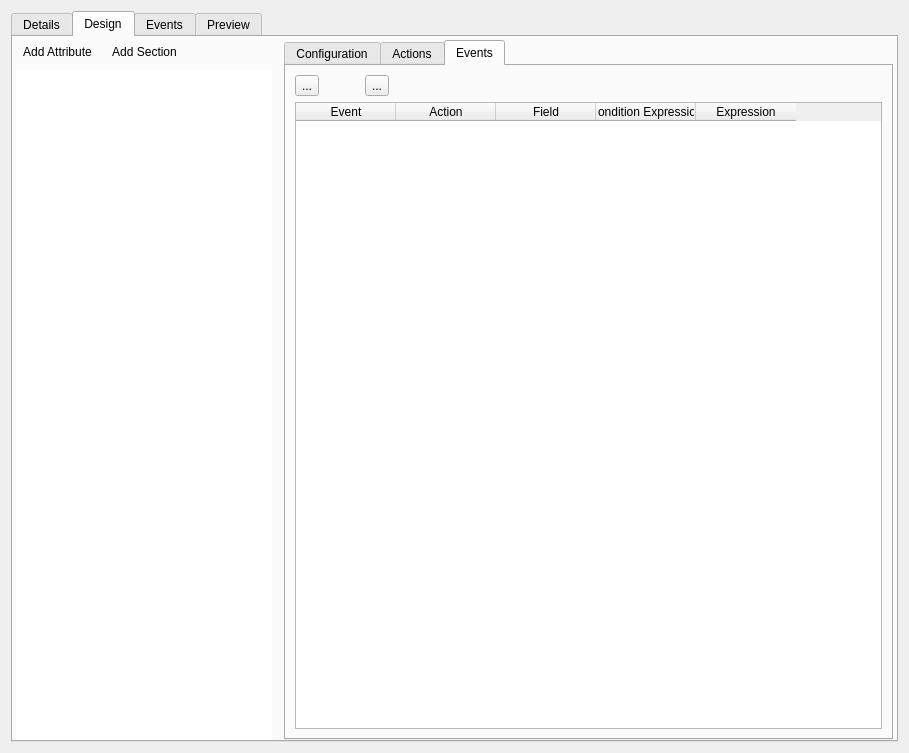
Above: src/configmanager/ui/nodewidgets/ui_formwidget.ui from roam-qgis/Roam before the change. Below: the same form after it.
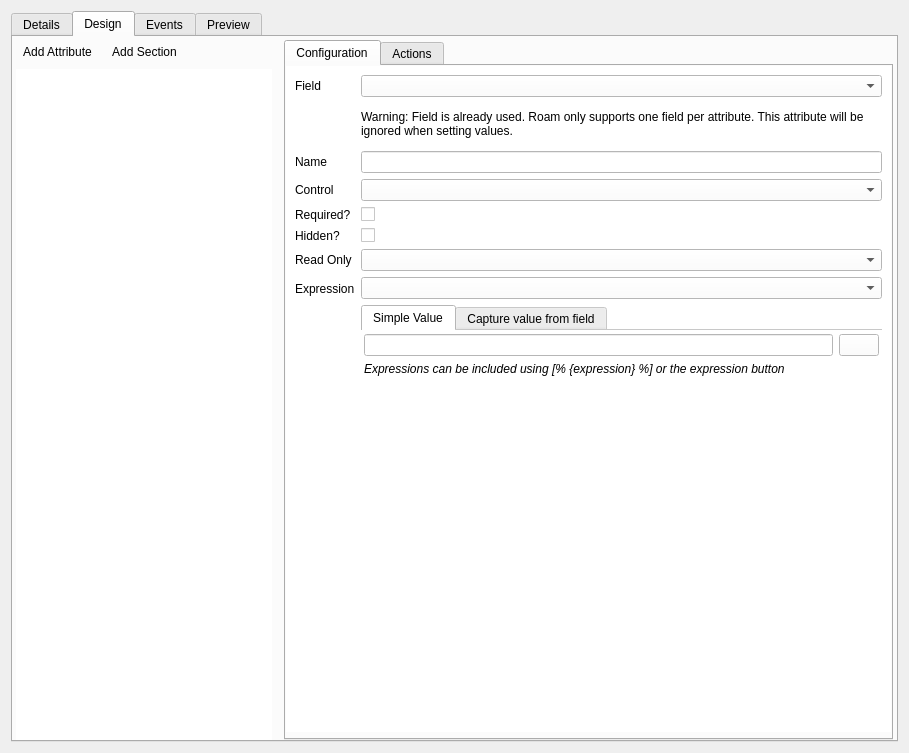
That is the form after the change. The open tabs and pages were chosen to show the change. Icons and pictures are not drawn. Custom widgets are drawn as their Qt base class.

Commit message: Add new _id for widgets. Load/Save events on form tab

The edit to the form file:
```diff
--- a/src/configmanager/ui/nodewidgets/ui_formwidget.ui
+++ b/src/configmanager/ui/nodewidgets/ui_formwidget.ui
@@ -842,41 +842,19 @@
            </item>
           </layout>
          </widget>
-         <widget class="QWidget" name="tab_8">
+        </widget>
+       </item>
+      </layout>
+     </widget>
+     <widget class="QWidget" name="tab_9">
           <attribute name="title">
            <string>Events</string>
           </attribute>
-          <layout class="QGridLayout" name="gridLayout_5">
-           <item row="2" column="0">
-            <widget class="QTableWidget" name="eventsTable">
-             <column>
-              <property name="text">
-               <string>Event</string>
-              </property>
-             </column>
-             <column>
-              <property name="text">
-               <string>Action</string>
-              </property>
-             </column>
-             <column>
-              <property name="text">
-               <string>Field</string>
-              </property>
-             </column>
-             <column>
-              <property name="text">
-               <string>Condition Expression</string>
-              </property>
-             </column>
-             <column>
-              <property name="text">
-               <string>Expression</string>
-              </property>
-             </column>
-            </widget>
-           </item>
-           <item row="0" column="0">
+      <layout class="QVBoxLayout" name="verticalLayout_4">
+       <property name="margin">
+        <number>0</number>
+       </property>
+       <item>
             <layout class="QHBoxLayout" name="horizontalLayout_3">
              <property name="topMargin">
               <number>0</number>
@@ -892,33 +870,6 @@
                </property>
               </widget>
              </item>
-             <item>
-              <spacer name="horizontalSpacer_2">
-               <property name="orientation">
-                <enum>Qt::Horizontal</enum>
-               </property>
-               <property name="sizeType">
-                <enum>QSizePolicy::Fixed</enum>
-               </property>
-               <property name="sizeHint" stdset="0">
-                <size>
-                 <width>40</width>
-                 <height>20</height>
-                </size>
-               </property>
-              </spacer>
-             </item>
-             <item>
-              <widget class="QToolButton" name="removeEvent">
-               <property name="text">
-                <string>...</string>
-               </property>
-               <property name="icon">
-                <iconset resource="../../../roam/resources.qrc">
-                 <normaloff>:/icons/remove</normaloff>:/icons/remove</iconset>
-               </property>
-              </widget>
-             </item>
              <item>
               <spacer name="horizontalSpacer_3">
                <property name="orientation">
@@ -934,20 +885,6 @@
              </item>
             </layout>
            </item>
-          </layout>
-         </widget>
-        </widget>
-       </item>
-      </layout>
-     </widget>
-     <widget class="QWidget" name="tab_9">
-      <attribute name="title">
-       <string>Events</string>
-      </attribute>
-      <layout class="QVBoxLayout" name="verticalLayout_4">
-       <property name="margin">
-        <number>0</number>
-       </property>
        <item>
         <widget class="QScrollArea" name="eventsArea">
          <property name="autoFillBackground">
```
Left out of the diff: 10 changed lines with no effect on the pictures. Lines whose indentation alone changed are shown as unchanged. The commit also changes 6 other files.
